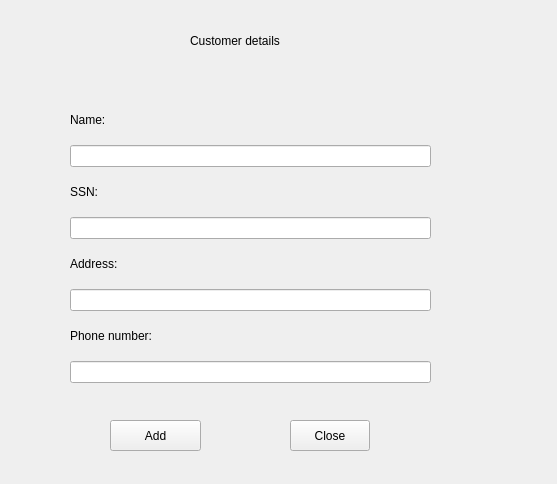
This is customerdetails.ui in jonathansaetre/BankSystem as Qt 5 draws it before an edit. The edited form follows.
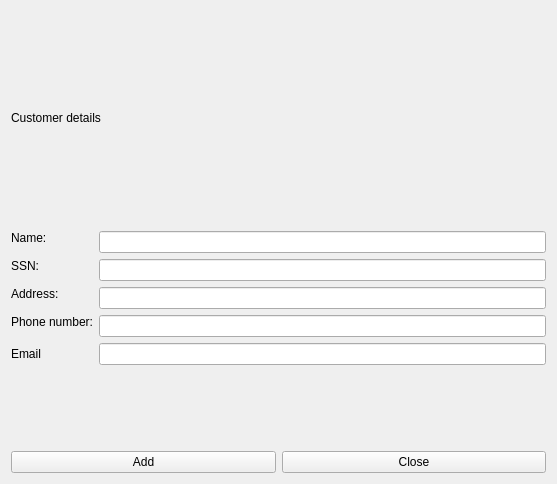
This is the edited form.

Commit message: Some changes i customerdetails window and cpp

The edit to the form file:
```diff
--- a/customerdetails.ui
+++ b/customerdetails.ui
@@ -13,30 +13,17 @@
   <property name="windowTitle">
    <string>Form</string>
   </property>
+  <layout class="QVBoxLayout" name="verticalLayout">
+   <item>
   <widget class="QLabel" name="label">
-   <property name="geometry">
-    <rect>
-     <x>190</x>
-     <y>30</y>
-     <width>121</width>
-     <height>21</height>
-    </rect>
-   </property>
    <property name="text">
     <string>Customer details</string>
    </property>
   </widget>
-  <widget class="QWidget" name="verticalLayoutWidget">
-   <property name="geometry">
-    <rect>
-     <x>70</x>
-     <y>101</y>
-     <width>361</width>
-     <height>301</height>
-    </rect>
-   </property>
-   <layout class="QVBoxLayout" name="verticalLayout">
+   </item>
     <item>
+    <layout class="QFormLayout" name="formLayout">
+     <item row="0" column="0">
      <widget class="QLabel" name="nameLabel">
       <property name="sizePolicy">
        <sizepolicy hsizetype="Minimum" vsizetype="Fixed">
@@ -52,7 +39,7 @@
       </property>
      </widget>
     </item>
-    <item>
+     <item row="0" column="1">
      <widget class="QLineEdit" name="name">
       <property name="whatsThis">
        <string>&lt;html&gt;&lt;head/&gt;&lt;body&gt;&lt;p&gt;ssdfsdf&lt;/p&gt;&lt;/body&gt;&lt;/html&gt;</string>
@@ -62,7 +49,7 @@
       </property>
      </widget>
     </item>
-    <item>
+     <item row="1" column="0">
      <widget class="QLabel" name="ssnLabel">
       <property name="sizePolicy">
        <sizepolicy hsizetype="Minimum" vsizetype="Fixed">
@@ -78,7 +65,7 @@
       </property>
      </widget>
     </item>
-    <item>
+     <item row="1" column="1">
      <widget class="QLineEdit" name="ssn">
       <property name="whatsThis">
        <string>&lt;html&gt;&lt;head/&gt;&lt;body&gt;&lt;p&gt;ssdfsdf&lt;/p&gt;&lt;/body&gt;&lt;/html&gt;</string>
@@ -88,7 +75,7 @@
       </property>
      </widget>
     </item>
-    <item>
+     <item row="2" column="0">
      <widget class="QLabel" name="addressLabel">
       <property name="sizePolicy">
        <sizepolicy hsizetype="Minimum" vsizetype="Fixed">
@@ -104,7 +91,7 @@
       </property>
      </widget>
     </item>
-    <item>
+     <item row="2" column="1">
      <widget class="QLineEdit" name="address">
       <property name="whatsThis">
        <string>&lt;html&gt;&lt;head/&gt;&lt;body&gt;&lt;p&gt;ssdfsdf&lt;/p&gt;&lt;/body&gt;&lt;/html&gt;</string>
@@ -114,7 +101,7 @@
       </property>
      </widget>
     </item>
-    <item>
+     <item row="3" column="0">
      <widget class="QLabel" name="phoneLabel">
       <property name="sizePolicy">
        <sizepolicy hsizetype="Minimum" vsizetype="Fixed">
@@ -130,7 +117,7 @@
       </property>
      </widget>
     </item>
-    <item>
+     <item row="3" column="1">
      <widget class="QLineEdit" name="phone">
       <property name="whatsThis">
        <string>&lt;html&gt;&lt;head/&gt;&lt;body&gt;&lt;p&gt;ssdfsdf&lt;/p&gt;&lt;/body&gt;&lt;/html&gt;</string>
@@ -140,34 +127,37 @@
       </property>
      </widget>
     </item>
-   </layout>
-  </widget>
+     <item row="4" column="0">
+      <widget class="QLabel" name="emaillabel">
+       <property name="text">
+        <string>Email</string>
+       </property>
+      </widget>
+     </item>
+     <item row="4" column="1">
+      <widget class="QLineEdit" name="lineEdit"/>
+     </item>
+    </layout>
+   </item>
+   <item>
+    <layout class="QHBoxLayout" name="horizontalLayout">
+     <item>
   <widget class="QPushButton" name="addButton">
-   <property name="geometry">
-    <rect>
-     <x>110</x>
-     <y>420</y>
-     <width>91</width>
-     <height>31</height>
-    </rect>
-   </property>
    <property name="text">
     <string>Add</string>
    </property>
   </widget>
+     </item>
+     <item>
   <widget class="QPushButton" name="CloseButton">
-   <property name="geometry">
-    <rect>
-     <x>290</x>
-     <y>420</y>
-     <width>80</width>
-     <height>31</height>
-    </rect>
-   </property>
    <property name="text">
     <string>Close</string>
    </property>
   </widget>
+     </item>
+    </layout>
+   </item>
+  </layout>
  </widget>
  <resources/>
  <connections/>
```
Lines whose indentation alone changed are shown as unchanged. The commit also changes 1 other file.
